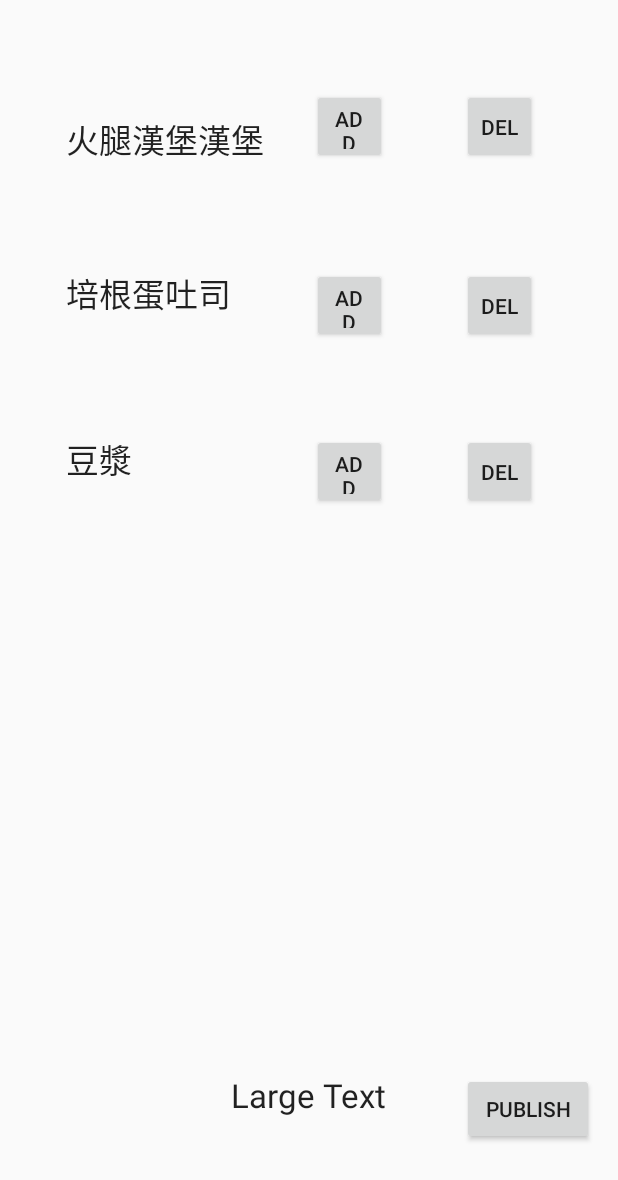
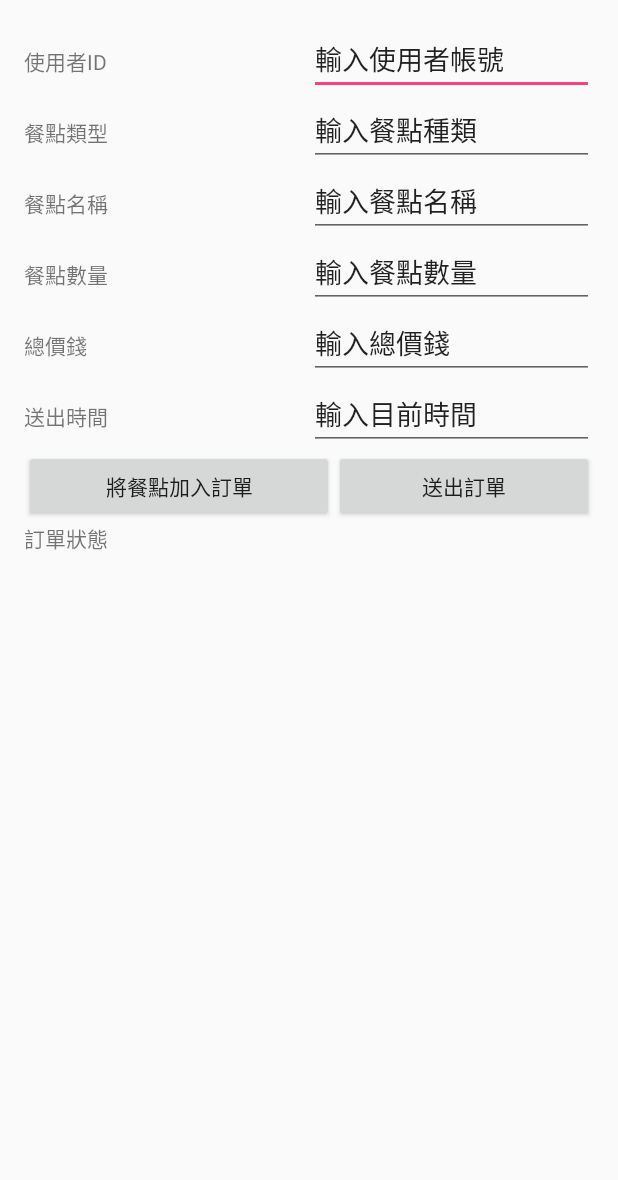
Before and after one commit to Pudding124/Android_MQTT_Protocol, an Android app: the layout activity_main.xml on its own in the app's theme, with its tools: preview values and no code run, on a phone screen of 412 x 824 dp. Shown: the top 1180 px of the screen. Run offline under Robolectric (Android 15) with nearby library versions, the phone set to English and light mode, and no system bars.

Commit message:
更改介面

```diff
--- a/app/src/main/java/a06/cse/ntou/androidmqtt/MainActivity.java
+++ b/app/src/main/java/a06/cse/ntou/androidmqtt/MainActivity.java
@@ -108,19 +108,11 @@ public class MainActivity extends AppCompatActivity {
         return printer;
     }
 
-    public void add_hum(View v){
-        order.add(new meal("漢堡","火腿蛋漢堡",1));
-    }
-
-    public void add_tos(View v){
-        order.add(new meal("吐司","火腿蛋吐司",1));
-    }
-
-    public void add_soy(View v){
+   /* public void add_soy(View v){
         order.add(new meal("飲料","豆漿",1));
     }
 
     public void del(View v){
         order.clear();
-    }
+    }*/
 }
--- a/app/src/main/res/layout/activity_main.xml
+++ b/app/src/main/res/layout/activity_main.xml
@@ -1,5 +1,5 @@
 <?xml version="1.0" encoding="utf-8"?>
-<RelativeLayout xmlns:android="http://schemas.android.com/apk/res/android"
+<LinearLayout xmlns:android="http://schemas.android.com/apk/res/android"
     xmlns:tools="http://schemas.android.com/tools"
     android:layout_width="match_parent"
     android:layout_height="match_parent"
@@ -7,107 +7,189 @@
     android:paddingLeft="@dimen/activity_horizontal_margin"
     android:paddingRight="@dimen/activity_horizontal_margin"
     android:paddingTop="@dimen/activity_vertical_margin"
-    tools:context="a06.cse.ntou.androidmqtt.MainActivity">
+    tools:context="a06.cse.ntou.androidmqtt.MainActivity"
+    android:orientation="vertical">
 
-    <Button
-        android:layout_width="wrap_content"
-        android:layout_height="wrap_content"
-        android:text="publish"
-        android:onClick="pub"
-        android:id="@+id/button"
-        android:layout_alignTop="@+id/subText"
-        android:layout_alignParentEnd="true" />
+    <ScrollView
+        android:layout_width="match_parent"
+        android:layout_height="match_parent"
+        android:layout_weight="0.90">
 
-    <TextView
-        android:layout_width="wrap_content"
-        android:layout_height="wrap_content"
-        android:textAppearance="?android:attr/textAppearanceLarge"
-        android:text="Large Text"
-        android:id="@+id/subText"
-        android:layout_alignParentBottom="true"
-        android:layout_centerHorizontal="true"
-        android:layout_marginBottom="63dp" />
+        <LinearLayout
+            android:layout_width="match_parent"
+            android:layout_height="wrap_content"
+            android:orientation="vertical" >
 
-    <TextView
-        android:layout_width="wrap_content"
-        android:layout_height="wrap_content"
-        android:textAppearance="?android:attr/textAppearanceLarge"
-        android:text="培根蛋吐司"
-        android:id="@+id/food_tos"
-        android:layout_marginTop="69dp"
-        android:layout_below="@+id/food_hum"
-        android:layout_toStartOf="@+id/subText" />
+            <LinearLayout
+                android:layout_width="match_parent"
+                android:layout_height="match_parent"
+                android:layout_weight="0.90"
+                android:orientation="horizontal">
 
-    <TextView
-        android:layout_width="wrap_content"
-        android:layout_height="wrap_content"
-        android:textAppearance="?android:attr/textAppearanceLarge"
-        android:text="火腿漢堡漢堡"
-        android:id="@+id/food_hum"
-        android:layout_alignParentTop="true"
-        android:layout_alignStart="@+id/food_tos"
-        android:layout_marginTop="60dp" />
+                <TextView
+                    android:id="@+id/textView"
+                    android:layout_width="match_parent"
+                    android:layout_height="wrap_content"
+                    android:layout_weight="0.90"
+                    android:text="使用者ID" />
 
-    <TextView
-        android:layout_width="wrap_content"
-        android:layout_height="wrap_content"
-        android:textAppearance="?android:attr/textAppearanceLarge"
-        android:text="豆漿"
-        android:id="@+id/drink_soy"
-        android:layout_below="@+id/food_tos"
-        android:layout_alignStart="@+id/food_tos"
-        android:layout_marginTop="77dp" />
+                <EditText
+                    android:id="@+id/editText"
+                    android:layout_width="match_parent"
+                    android:layout_height="wrap_content"
+                    android:layout_weight="0.90"
+                    android:ems="10"
+                    android:inputType="textPersonName"
+                    android:text="輸入使用者帳號" />
 
-    <Button
-        android:layout_width="50dp"
-        android:layout_height="50dp"
-        android:text="add"
-        android:id="@+id/hum_add"
-        android:onClick="add_hum"
-        android:layout_above="@+id/food_tos"
-        android:layout_alignEnd="@+id/subText" />
+            </LinearLayout>
 
-    <Button
-        android:layout_width="50dp"
-        android:layout_height="50dp"
-        android:text="DEL"
-        android:id="@+id/hum_del"
-        android:onClick="del"
-        android:layout_above="@+id/food_tos"
-        android:layout_alignStart="@+id/button" />
+            <LinearLayout
+                android:layout_width="match_parent"
+                android:layout_height="match_parent"
+                android:layout_weight="0.90"
+                android:orientation="horizontal">
 
-    <Button
-        android:layout_width="50dp"
-        android:layout_height="50dp"
-        android:text="ADD"
-        android:id="@+id/tos_add"
-        android:onClick="add_tos"
-        android:layout_alignTop="@+id/food_tos"
-        android:layout_alignEnd="@+id/subText" />
+                <TextView
+                    android:id="@+id/textView2"
+                    android:layout_width="match_parent"
+                    android:layout_height="wrap_content"
+                    android:layout_weight="0.90"
+                    android:text="餐點類型" />
 
-    <Button
-        android:layout_width="50dp"
-        android:layout_height="50dp"
-        android:text="DEL"
-        android:id="@+id/tos_del"
-        android:layout_alignTop="@+id/tos_add"
-        android:layout_alignStart="@+id/hum_del" />
+                <EditText
+                    android:id="@+id/editText2"
+                    android:layout_width="match_parent"
+                    android:layout_height="wrap_content"
+                    android:layout_weight="0.90"
+                    android:ems="10"
+                    android:inputType="textPersonName"
+                    android:text="輸入餐點種類" />
+            </LinearLayout>
 
-    <Button
-        android:layout_width="50dp"
-        android:layout_height="50dp"
-        android:text="ADD"
-        android:id="@+id/soy_add"
-        android:onClick="add_soy"
-        android:layout_alignTop="@+id/drink_soy"
-        android:layout_alignStart="@+id/tos_add" />
+            <LinearLayout
+                android:layout_width="match_parent"
+                android:layout_height="match_parent"
+                android:layout_weight="0.90"
+                android:orientation="horizontal">
 
-    <Button
-        android:layout_width="50dp"
-        android:layout_height="50dp"
-        android:text="DEL"
-        android:id="@+id/soy_del"
-        android:layout_alignTop="@+id/soy_add"
-        android:layout_alignStart="@+id/tos_del" />
+                <TextView
+                    android:id="@+id/textView3"
+                    android:layout_width="match_parent"
+                    android:layout_height="wrap_content"
+                    android:layout_weight="0.90"
+                    android:text="餐點名稱" />
 
-</RelativeLayout>
+                <EditText
+                    android:id="@+id/editText3"
+                    android:layout_width="match_parent"
+                    android:layout_height="wrap_content"
+                    android:layout_weight="0.90"
+                    android:ems="10"
+                    android:inputType="textPersonName"
+                    android:text="輸入餐點名稱" />
+            </LinearLayout>
+
+            <LinearLayout
+                android:layout_width="match_parent"
+                android:layout_height="match_parent"
+                android:layout_weight="0.90"
+                android:orientation="horizontal">
+
+                <TextView
+                    android:id="@+id/textView4"
+                    android:layout_width="match_parent"
+                    android:layout_height="wrap_content"
+                    android:layout_weight="0.90"
+                    android:text="餐點數量" />
+
+                <EditText
+                    android:id="@+id/editText4"
+                    android:layout_width="match_parent"
+                    android:layout_height="wrap_content"
+                    android:layout_weight="0.90"
+                    android:ems="10"
+                    android:inputType="textPersonName"
+                    android:text="輸入餐點數量" />
+            </LinearLayout>
+
+            <LinearLayout
+                android:layout_width="match_parent"
+                android:layout_height="match_parent"
+                android:layout_weight="0.90"
+                android:orientation="horizontal">
+
+                <TextView
+                    android:id="@+id/textView5"
+                    android:layout_width="match_parent"
+                    android:layout_height="wrap_content"
+                    android:layout_weight="0.90"
+                    android:text="總價錢" />
+
+                <EditText
+                    android:id="@+id/editText5"
+                    android:layout_width="match_parent"
+                    android:layout_height="wrap_content"
+                    android:layout_weight="0.90"
+                    android:ems="10"
+                    android:inputType="textPersonName"
+                    android:text="輸入總價錢" />
+            </LinearLayout>
+
+            <LinearLayout
+                android:layout_width="match_parent"
+                android:layout_height="match_parent"
+                android:layout_weight="0.90"
+                android:orientation="horizontal">
+
+                <TextView
+                    android:id="@+id/textView6"
+                    android:layout_width="match_parent"
+                    android:layout_height="wrap_content"
+                    android:layout_weight="0.90"
+                    android:text="送出時間" />
+
+                <EditText
+                    android:id="@+id/editText6"
+                    android:layout_width="match_parent"
+                    android:layout_height="wrap_content"
+                    android:layout_weight="0.90"
+                    android:ems="10"
+                    android:inputType="textPersonName"
+                    android:text="輸入目前時間" />
+
+            </LinearLayout>
+
+            <LinearLayout
+                android:layout_width="match_parent"
+                android:layout_height="match_parent"
+                android:layout_weight="0.90"
+                android:orientation="horizontal">
+
+                <Button
+                    android:id="@+id/btn_addmeal"
+                    android:layout_width="wrap_content"
+                    android:layout_height="wrap_content"
+                    android:layout_weight="0.5"
+                    android:text="將餐點加入訂單" />
+
+                <Button
+                    android:id="@+id/btn_sendorder"
+                    android:layout_width="wrap_content"
+                    android:layout_height="wrap_content"
+                    android:layout_weight="0.5"
+                    android:text="送出訂單" />
+
+            </LinearLayout>
+
+            <TextView
+                android:id="@+id/tv_orderstatus"
+                android:layout_width="match_parent"
+                android:layout_height="50dp"
+                android:layout_weight="1"
+                android:text="訂單狀態" />
+
+        </LinearLayout>
+    </ScrollView>
+
+</LinearLayout>
```
